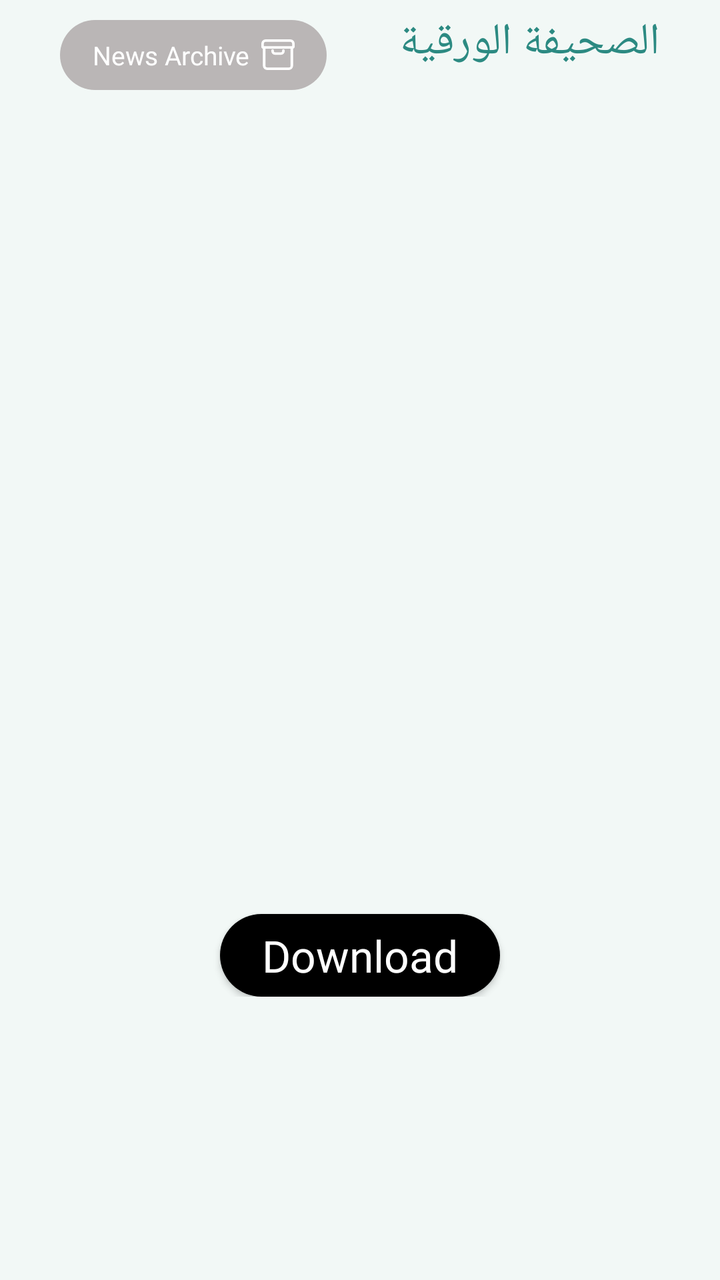
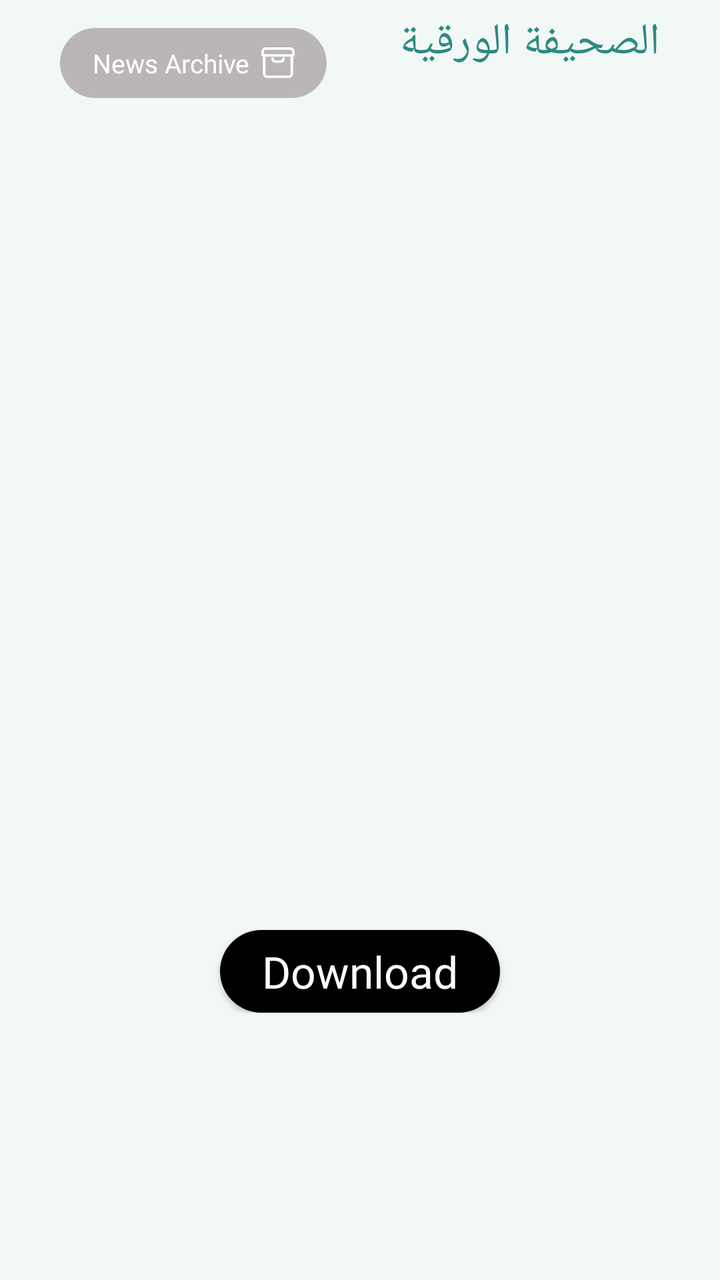

The first picture is an Android layout as it rendered before a commit; the second is the same layout after the commit. The layout source and the unified diff follow.
<!-- AndroidManifest.xml: application theme AppTheme -->
<!-- res/layout/fragment_download_news.xml -->
<?xml version="1.0" encoding="utf-8"?>
<androidx.constraintlayout.widget.ConstraintLayout
    xmlns:android="http://schemas.android.com/apk/res/android"
    xmlns:app="http://schemas.android.com/apk/res-auto"
    android:background="@color/background_color"
    android:id="@+id/container"
    android:layout_width="match_parent"
    android:paddingHorizontal="24dp"
    android:paddingBottom="4dp"
    android:layout_height="match_parent">

    <RelativeLayout
        android:id="@+id/header"
        android:layout_width="match_parent"
        android:layout_height="wrap_content"
        android:gravity="center_vertical"
        android:orientation="horizontal"
        android:layoutDirection="ltr"
        app:layout_constraintEnd_toEndOf="parent"
        app:layout_constraintStart_toStartOf="parent"
        app:layout_constraintTop_toTopOf="parent"
        app:layout_constraintHeight_percent=".10"
        android:padding="6dp">

        <LinearLayout
            android:id="@+id/newsArchiveBtn"
            android:layout_width="wrap_content"
            android:layout_height="wrap_content"
            android:layout_centerVertical="true"
            android:background="@drawable/unfollow_cancel_btn"
            android:gravity="center"
            android:minWidth="110dp"
            android:orientation="horizontal"
            android:paddingHorizontal="@dimen/activity_horizontal_margin">

            <TextView
                android:id="@+id/newsArchive"
                android:layout_width="wrap_content"
                android:layout_height="35dp"
                android:background="@android:color/transparent"
                android:gravity="center"
                android:paddingTop="0dp"
                android:paddingBottom="0dp"
                android:fontFamily="@font/bold"
                android:text="@string/news_archive_title"
                android:textAlignment="center"
                android:textAllCaps="false"
                android:textColor="@color/archive_btn_label"
                android:textSize="13sp" />

            <ImageView
                android:layout_width="wrap_content"
                android:layout_height="wrap_content"
                android:layout_gravity="center"
                android:layout_marginStart="6dp"
                android:src="@drawable/news_archive_icon" />
        </LinearLayout>


        <LinearLayout
            android:id="@+id/linearLayout"
            android:layout_width="wrap_content"
            android:layout_height="wrap_content"
            android:layout_centerVertical="true"
            android:layout_alignParentEnd="true"
            android:layout_gravity="end"
            android:gravity="end"
            android:orientation="vertical">

            <TextView
                android:id="@+id/title"
                android:layout_width="match_parent"
                android:layout_height="26dp"
                android:paddingStart="@dimen/activity_horizontal_margin"
                android:includeFontPadding="false"
                android:textSize="22sp"
                android:text="@string/download_news_issue_title"
                android:gravity="top|start"
                android:textColor="@color/download_news_title"
                android:textStyle="normal"/>

            <TextView
                android:id="@+id/date"
                android:layout_width="match_parent"
                android:layout_height="17dp"
                android:gravity="top|start"
                android:textSize="15sp"
                android:paddingTop="5dp"
                android:includeFontPadding="false"
                android:paddingStart="@dimen/activity_horizontal_margin"
                android:textColor="@color/download_news_subtitle" />


        </LinearLayout>
    </RelativeLayout>

    <LinearLayout
        app:layout_constraintTop_toBottomOf="@+id/header"
        app:layout_constraintHeight_percent=".70"
        android:orientation="vertical"
        android:paddingVertical="2dp"
        android:layout_width="match_parent"
        android:layout_height="0dp"
        android:weightSum="1">
        <RelativeLayout
            android:id="@+id/relativeLayout"
            android:layout_width="match_parent"
            android:layout_height="match_parent"
            android:layout_weight=".80"
            android:padding="@dimen/activity_vertical_margin">

            <ProgressBar
                android:id="@+id/loader"
                android:layout_width="wrap_content"
                android:layout_height="wrap_content"
                android:layout_above="@+id/centered_view"
                android:layout_centerInParent="true" />

            <View
                android:id="@+id/centered_view"
                android:layout_width="0dp"
                android:layout_height="0dp"
                android:layout_centerInParent="true" />

            <LinearLayout
                android:id="@+id/pdf_container"
                android:layout_width="match_parent"
                android:layout_height="match_parent"
                android:orientation="vertical">

                <ImageView
                    android:id="@+id/image"
                    android:layout_width="match_parent"
                    android:layout_height="match_parent"
                    android:scaleType="fitXY" />
            </LinearLayout>
        </RelativeLayout>
        <Button
            android:layout_weight=".20"
            android:id="@+id/download_btn"
            android:layout_width="wrap_content"
            android:minWidth="140dp"
            android:layout_height="52dp"
            android:maxHeight="52dp"
            android:layout_gravity="center"
            android:background="@drawable/download_news_btn"
            android:paddingStart="@dimen/activity_horizontal_margin"
            android:paddingTop="0dp"
            android:paddingEnd="@dimen/activity_horizontal_margin"
            android:fontFamily="@font/bold"
            android:paddingBottom="0dp"
            android:textSize="22sp"
            android:singleLine="true"
            android:text="@string/download"
            android:textAllCaps="false"
            android:textColor="@color/download_news_label"/>
    </LinearLayout>

</androidx.constraintlayout.widget.ConstraintLayout>
<!-- resources referenced by this layout -->
<resources>
  <color name="archive_btn_label">#FFFFFF</color>
  <color name="background_color">#F2F8F6</color>
  <color name="download_news_label">#FFFFFF</color>
  <color name="download_news_subtitle">#555555</color>
  <color name="download_news_title">#2C8A82</color>
  <dimen name="activity_horizontal_margin">16dp</dimen>
  <dimen name="activity_vertical_margin">16dp</dimen>
  <!-- drawable download_news_btn (drawable) -->
  <?xml version="1.0" encoding="utf-8"?>
  <shape xmlns:android="http://schemas.android.com/apk/res/android"
      android:shape="rectangle">
      <solid android:color="#000" />
      <corners
          android:bottomLeftRadius="25dp"
          android:bottomRightRadius="25dp"
          android:topLeftRadius="25dp"
          android:topRightRadius="25dp" />
  </shape>
  <!-- drawable news_archive_icon (drawable) -->
  <vector android:autoMirrored="true" android:height="15.358dp"
      android:viewportHeight="15.358" android:viewportWidth="16.501"
      android:width="16.501dp" xmlns:android="http://schemas.android.com/apk/res/android">
      <path android:fillColor="#fff"
          android:pathData="M14.346,0.25L2.152,0.25a1.9,1.9 0,0 0,-1.9 1.9L0.252,3.682a0.762,0.762 0,0 0,0.762 0.762v8.762a1.9,1.9 0,0 0,1.9 1.9h10.667a1.9,1.9 0,0 0,1.9 -1.9L15.481,4.441A0.762,0.762 0,0 0,16.252 3.682L16.252,2.155a1.9,1.9 0,0 0,-1.9 -1.9ZM14.727,13.203h0a1.143,1.143 0,0 1,-1.143 1.143L2.917,14.346a1.143,1.143 0,0 1,-1.143 -1.143L1.774,4.441h12.953ZM1.012,3.682L1.012,2.155A1.143,1.143 0,0 1,2.152 1.012h12.191a1.143,1.143 0,0 1,1.143 1.143L15.486,3.682Z"
          android:strokeColor="#fff" android:strokeWidth="0.5"/>
      <path android:fillColor="#fff"
          android:pathData="M6.726,7.488h3.048a1.524,1.524 0,0 0,1.524 -1.524v-0.381a0.381,0.381 0,1 0,-0.762 0v0.381a0.762,0.762 0,0 1,-0.762 0.762L6.726,6.726a0.762,0.762 0,0 1,-0.762 -0.762v-0.381a0.381,0.381 0,1 0,-0.762 0v0.381a1.524,1.524 0,0 0,1.524 1.524Z"
          android:strokeColor="#fff" android:strokeWidth="0.5"/>
  </vector>
  <!-- drawable unfollow_cancel_btn (drawable) -->
  <?xml version="1.0" encoding="utf-8"?>
  <shape xmlns:android="http://schemas.android.com/apk/res/android"
      android:shape="rectangle">
      <solid android:color="#bab6b6" />
      <corners
          android:bottomLeftRadius="25dp"
          android:bottomRightRadius="25dp"
          android:topLeftRadius="25dp"
          android:topRightRadius="25dp" />
  </shape>
  <string name="download">Download</string>
  <string name="download_news_issue_title">الصحيفة الورقية</string>
  <string name="news_archive_title">News Archive</string>
  <style name="AppTheme" parent="Theme.AppCompat.DayNight.NoActionBar">
          
          <item name="android:textColor">#000000</item>
  
          
          <item name="android:statusBarColor">@color/app_bg</item>
          
          <item name="android:windowLightStatusBar">false</item>
          
          <item name="android:windowBackground">@color/app_bg</item>
          <item name="android:homeAsUpIndicator">@drawable/ic_back</item>
      </style>
  <color name="app_bg">#424242</color>
  <!-- drawable ic_back (drawable) -->
  <vector android:autoMirrored="false" android:height="9.015dp"
      android:viewportHeight="9.015" android:viewportWidth="12.686"
      android:width="12.686dp" xmlns:android="http://schemas.android.com/apk/res/android">
  
      <path android:fillColor="#253C3A" android:fillType="evenOdd"  android:pathData="M7.847,0.737l3.313,3.313L0.436,4.05A0.469,0.469 0,0 0,-0.005 4.486a0.437,0.437 0,0 0,0.436 0.436L11.16,4.922L7.847,8.278a0.432,0.432 0,0 0,0.61 0.61l4.1,-4.1a0.372,0.372 0,0 0,0 -0.567l-4.1,-4.1a0.432,0.432 0,0 0,-0.61 0.61Z"/>
  
  
  </vector>
</resources>

<!-- the commit's change to res/layout/fragment_download_news.xml (unified diff, before → after) -->
@@ -82,9 +82,10 @@
             <TextView
                 android:id="@+id/date"
                 android:layout_width="match_parent"
-                android:layout_height="17dp"
+                android:layout_height="25sp"
                 android:gravity="top|start"
                 android:textSize="15sp"
+                android:lineHeight="25sp"
                 android:paddingTop="5dp"
                 android:includeFontPadding="false"
                 android:paddingStart="@dimen/activity_horizontal_margin"
